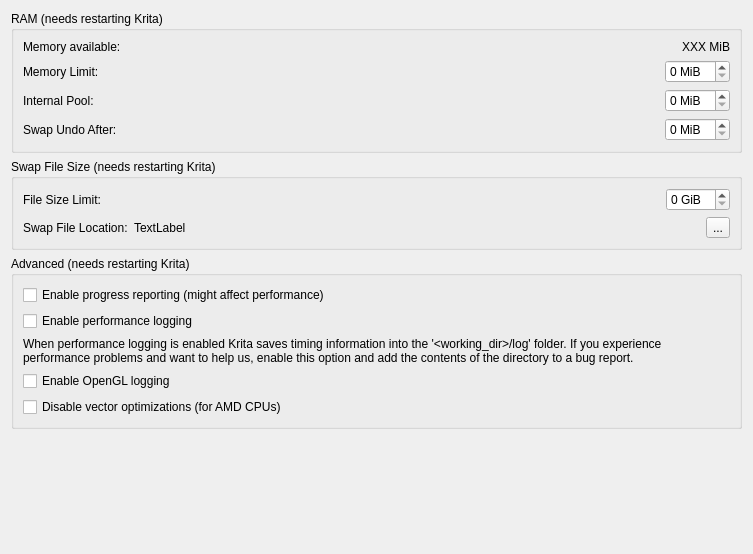
First picture: the form in libs/ui/forms/wdgperformancesettings.ui, repository KDE/krita, before the edit.
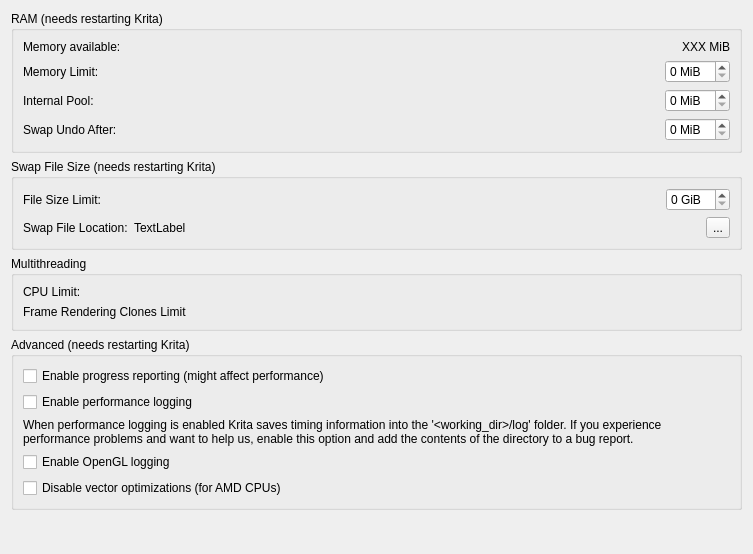
Second picture: the form after the edit. Custom widgets are drawn as their Qt base class.

Commit message: Implemented GUI for configuring the number of used threads and regeneration clones

The edit to the form file:
```diff
--- a/libs/ui/forms/wdgperformancesettings.ui
+++ b/libs/ui/forms/wdgperformancesettings.ui
@@ -216,6 +216,55 @@
      </layout>
     </widget>
    </item>
+   <item>
+    <widget class="QGroupBox" name="groupBox_4">
+     <property name="title">
+      <string>Multithreading</string>
+     </property>
+     <layout class="QFormLayout" name="formLayout_3">
+      <item row="0" column="0">
+       <widget class="QLabel" name="label_8">
+        <property name="text">
+         <string>CPU Limit:</string>
+        </property>
+       </widget>
+      </item>
+      <item row="0" column="1">
+       <widget class="KisSliderSpinBox" name="sliderThreadsLimit" native="true">
+        <property name="sizePolicy">
+         <sizepolicy hsizetype="MinimumExpanding" vsizetype="Preferred">
+          <horstretch>0</horstretch>
+          <verstretch>0</verstretch>
+         </sizepolicy>
+        </property>
+        <property name="toolTip">
+         <string>&lt;html&gt;&lt;head/&gt;&lt;body&gt;&lt;p&gt;Krita will not use more CPU cores than seleted by this limit&lt;/p&gt;&lt;/body&gt;&lt;/html&gt;</string>
+        </property>
+       </widget>
+      </item>
+      <item row="1" column="0">
+       <widget class="QLabel" name="label_9">
+        <property name="text">
+         <string>Frame Rendering Clones Limit</string>
+        </property>
+       </widget>
+      </item>
+      <item row="1" column="1">
+       <widget class="KisSliderSpinBox" name="sliderFrameClonesLimit" native="true">
+        <property name="sizePolicy">
+         <sizepolicy hsizetype="MinimumExpanding" vsizetype="Preferred">
+          <horstretch>0</horstretch>
+          <verstretch>0</verstretch>
+         </sizepolicy>
+        </property>
+        <property name="toolTip">
+         <string>&lt;html&gt;&lt;head/&gt;&lt;body&gt;&lt;p&gt;When rendering animation frames (into files or during animation cache regeneration), Krita will make the specified number of copies of your image and will work on them in parallel. Each copy will demand more RAM for its storage (about 20% of the size of you image), so raise this limit only if you have enough RAM installed.&lt;/p&gt;&lt;p&gt;&lt;br/&gt;&lt;/p&gt;&lt;p&gt;&lt;span style=&quot; font-weight:600;&quot;&gt;Recommended value:&lt;/span&gt; set Clones Limit to the number of &lt;span style=&quot; text-decoration: underline;&quot;&gt;physical&lt;/span&gt; (non-hyperthreaded) core you CPU has&lt;/p&gt;&lt;/body&gt;&lt;/html&gt;</string>
+        </property>
+       </widget>
+      </item>
+     </layout>
+    </widget>
+   </item>
    <item>
     <widget class="QGroupBox" name="groupBox_3">
      <property name="title">
```
The commit also changes 14 other files.
